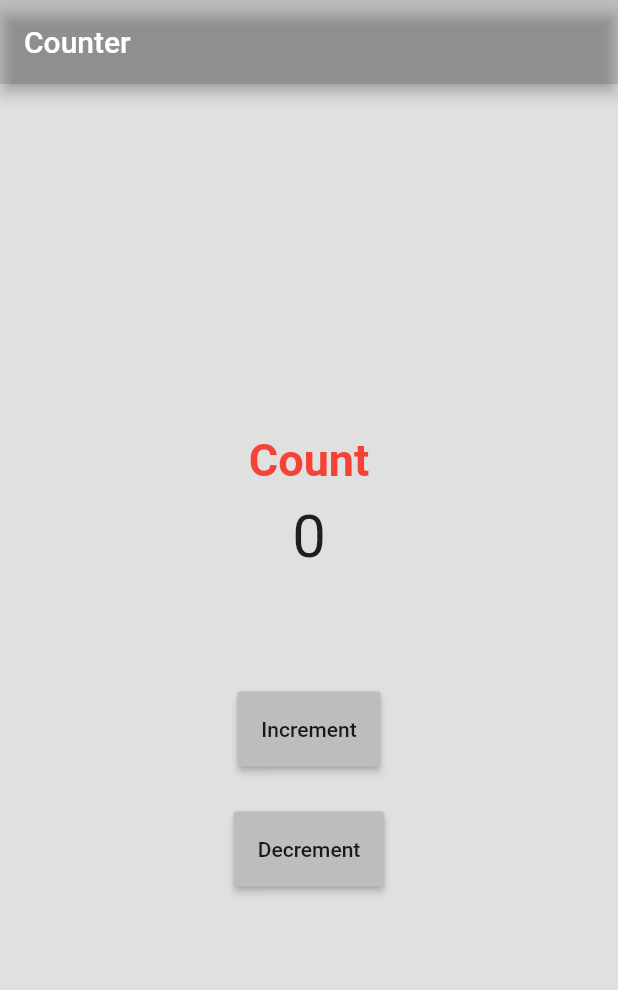
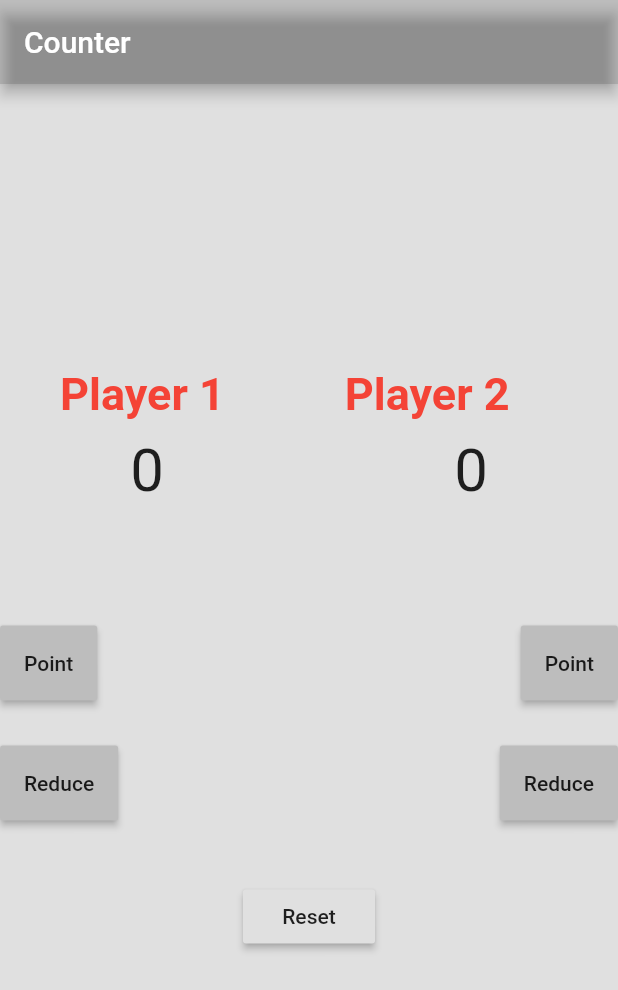
Before and after one commit to iamrnsh/Learn-Flutter, a Flutter app: the screen it shows after launch, on a phone screen of 412 x 824 dp. Shown: the top 990 px of the screen. Run offline on Flutter 3.47's test engine with Material 2 defaults, Android fonts, the phone set to English and light mode, and no system bars.

Commit message:
In this update it contain two parts

```diff
--- a/lib/main.dart
+++ b/lib/main.dart
@@ -7,6 +7,7 @@ class MyApp extends StatelessWidget {
   @override
   Widget build(BuildContext context) {
     return MaterialApp(
+      debugShowCheckedModeBanner: false,
       home: MyHomePage(title: 'Flutter Demo Home Page'),
     );
   }
@@ -22,17 +23,39 @@ class MyHomePage extends StatefulWidget {
 }
 
 class _MyHomePageState extends State<MyHomePage> {
-  int _counter = 0;
+  int _player1 = 0;
+  int _player2 = 0;
 
-  void _incrementCounter() {
+  void _incrementPlayer1() {
     setState(() {
-      _counter++;
+      _player1++;
+    });
+  }
+  void _incrementPlayer2() {
+    setState(() {
+      _player2++;
     });
   }
 
-  void _decrementCounter(){
+  void _reset()
+  {
     setState(() {
-      _counter--;
+      _player1 = 0;
+      _player2 = 0;
+    });
+  }
+
+
+  void _decrementPlayer1(){
+    setState(() {
+      _player1--;
+    });
+  }
+
+
+  void _decrementPlayer2(){
+    setState(() {
+      _player2--;
     });
   }
 
@@ -48,42 +71,115 @@ class _MyHomePageState extends State<MyHomePage> {
         child: Column(
           mainAxisAlignment: MainAxisAlignment.center,
           children: <Widget>[
+            Row(
+              children: <Widget>[
+                SizedBox(
+                  width: 40.0,
+                ),
                 Text(
-              'Count',
+                  'Player 1',
                   style: TextStyle(fontWeight:FontWeight.bold,color: Colors.red,fontSize: 30.0),
+                ),
+                SizedBox(
+                  width: 80.0,
+                ),
+                Text(
+                  'Player 2',
+                  style: TextStyle(fontWeight:FontWeight.bold,color: Colors.red,fontSize: 30.0),
+                ),
+              ],
             ),
             SizedBox(
               height: 10.0,
             ),
+
+            Row(
+              mainAxisAlignment: MainAxisAlignment.spaceBetween,
+              children: <Widget>[
+                SizedBox(
+                  width: 20.0,
+                ),
                 Text(
-              '$_counter',
+                  '$_player1',
                   style: TextStyle(fontSize: 40.0),
                 ),
                 SizedBox(
+                  width: 60.0,
+                ),
+                Text(
+                  '$_player2',
+                  style: TextStyle(fontSize: 40.0),
+                ),
+                SizedBox(
+                  width: 20.0,
+                ),
+              ],
+            ),
+            /*Text(
+              '$_player1',
+              style: TextStyle(fontSize: 40.0),
+            ),*/
+            SizedBox(
               height: 80.0,
             ),
+            Row(
+              mainAxisAlignment: MainAxisAlignment.spaceBetween,
+              children: <Widget>[
                 ButtonTheme(
                   child: RaisedButton(
-                onPressed: _incrementCounter,
-                child: Text("Increment"),
+                    onPressed: _incrementPlayer1,
+                    child: Text("Point"),
                   ),
                   height: 50.0,
                   minWidth: 30.0,
                   buttonColor: Colors.grey[400],
                 ),
-            SizedBox(
-              height: 30.0,
-            ),
                 ButtonTheme(
                   child: RaisedButton(
-                onPressed: _decrementCounter,
-                child: Text("Decrement")
+                    onPressed: _incrementPlayer2,
+                    child: Text("Point"),
                   ),
                   height: 50.0,
                   minWidth: 30.0,
                   buttonColor: Colors.grey[400],
+                ),
+              ],
+            ),
+            SizedBox(
+              height: 30.0,
+            ),
+            Row(
+              mainAxisAlignment: MainAxisAlignment.spaceBetween,
+              children: <Widget>[
+                ButtonTheme(
+                  child: RaisedButton(
+                    onPressed: _decrementPlayer1,
+                    child: Text("Reduce")
+                  ),
+                  height: 50.0,
+                  minWidth: 30.0,
+                  buttonColor: Colors.grey[400],
+                ),
+                ButtonTheme(
+                  child: RaisedButton(
+                      onPressed: _decrementPlayer2,
+                      child: Text("Reduce")
+                  ),
+                  height: 50.0,
+                  minWidth: 30.0,
+                  buttonColor: Colors.grey[400],
+                ),
+              ],
+            )
+            ,SizedBox(
+             height: 40.0,
+            )
+            ,RaisedButton(
+              child: Text("Reset"),
+              onPressed: _reset,
             )
           ],
+
         ),
       ),
       // This trailing comma makes auto-formatting nicer for build methods.
```
Lines whose indentation alone changed are shown as unchanged.
